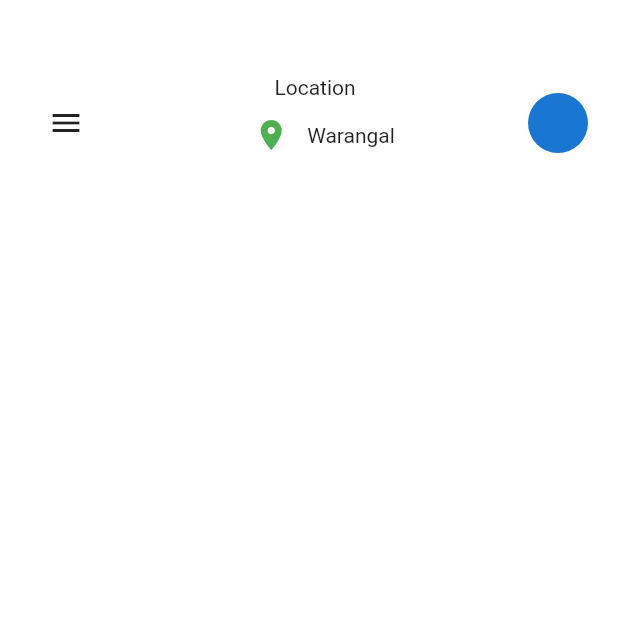
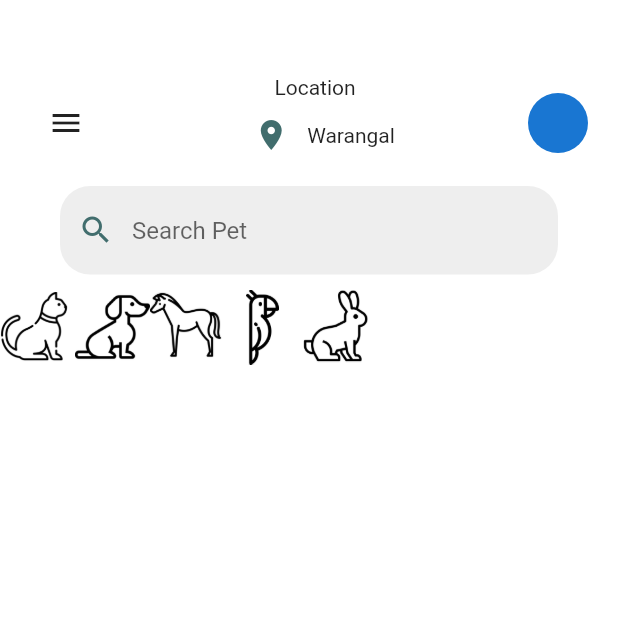
Before and after one commit to udaykumaruking/pet_app, a Flutter app: the screen it shows after launch, on a phone screen of 412 x 824 dp, the top half of it. Run offline on Flutter 3.47's test engine with Material 2 defaults, Android fonts, the phone set to English and light mode, and no system bars.

Commit message:
Search Bar

```diff
--- a/lib/DrawerScreen.dart
+++ b/lib/DrawerScreen.dart
@@ -1,4 +1,6 @@
 import 'package:flutter/material.dart';
+
+import 'configuration.dart';
 
 class DrawerScreen extends StatefulWidget {
   @override
@@ -10,7 +12,7 @@ class _DrawerScreenState extends State<DrawerScreen> {
   Widget build(BuildContext context) {
     return Center(
       child: Container(
-        color: Colors.greenAccent,
+        color: primaryColor,
 
       ),
     );
--- a/lib/HomeScreen.dart
+++ b/lib/HomeScreen.dart
@@ -1,4 +1,6 @@
 import 'package:flutter/material.dart';
+
+import 'configuration.dart';
 
 class HomeScreen extends StatefulWidget {
   @override
@@ -60,7 +62,7 @@ class _HomeScreenState extends State<HomeScreen> {
                         IconButton(
                           icon: Icon(
                             Icons.location_on,
-                              color: Colors.green,
+                            color: primaryColor,
                           ),
                         ),
                         Text("Warangal"),
@@ -71,8 +73,57 @@ class _HomeScreenState extends State<HomeScreen> {
                 CircleAvatar(),
               ],
             ),
-            )
+          ),
+          Container(
+            child: TextField(
+              decoration: InputDecoration(
+                enabledBorder: OutlineInputBorder(
+                  borderSide: BorderSide(color: Colors.transparent),
+                  borderRadius: BorderRadius.all(
+                    Radius.circular(20),
+                  ),
+                ),
+                focusedBorder: OutlineInputBorder(
+                  borderRadius: BorderRadius.all(
+                    Radius.circular(20),
+                  ),
+                  borderSide: BorderSide(color: primaryColor),
+                ),
+                prefixIcon: Icon(
+                  Icons.search,
+                  color: primaryColor,
+
+                ),
+                hintText: "Search Pet",
+                filled: true,
+                fillColor: Colors.grey[200],
+              ),
+            ),
+            padding: EdgeInsets.fromLTRB(40, 10, 40, 10),
+          ),
+
+          Container(
+            height: 120,
+            child: ListView.builder(
+              scrollDirection: Axis.horizontal,
+              itemCount: categories.length,
+              itemBuilder: (context, index){
+                return Container(
+                  child: Column(
+                    children: <Widget>[
+                      Container(
+                        height: 50,
+                        width: 50,
+                        child: Image.asset(categories[index]['iconPath']),
+                      ),
                     ],
-        ));
+                  ),
+                );
+              },
+            ),
+          ),
+        ],
+      ),
+    );
   }
 }
--- a/lib/configuration.dart
+++ b/lib/configuration.dart
@@ -0,0 +1,19 @@
+import 'package:flutter/material.dart';
+
+Color primaryColor = Color(0xff416d6d);
+
+List<Map> categories = [
+  {'name': 'Cat', 'iconPath': 'images/cat.png'},
+  {'name': 'Dog', 'iconPath': 'images/dog.png'},
+  {'name': 'Horse', 'iconPath': 'images/horse.png'},
+  {'name': 'Parrot', 'iconPath': 'images/parrot.png'},
+  {'name': 'Rabbit', 'iconPath': 'images/rabbit.png'},
+];
+
+List<BoxShadow> listShadow = [
+  BoxShadow(
+    color: Colors.grey[300],
+    blurRadius: 30,
+    offset: Offset(0, 10),
+  ),
+];
```
Also changed, not shown: images/cat.png (renamed from images/2.2 cat.png), images/dog.png (renamed from images/2.4 dog.png), images/horse.png (renamed from images/2.7 horse.png), images/parrot.png (renamed from images/2.8 parrot.png), images/pet-cat1.png (renamed from images/2.3 pet-cat1.png), images/pet-cat2.png (renamed from images/2.5 pet-cat2.png), images/pet_adoption_4x.png (renamed from images/2.6 pet_adoption_4x.png), images/rabbit.png (renamed from images/2.1 rabbit.png). Lines whose indentation alone changed are shown as unchanged.
